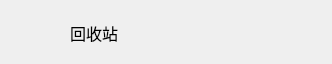
First picture: the form in widget_bin.ui, repository EricGu1001/Ruiji_dev, before the edit.
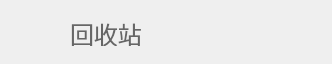
Second picture: the form after the edit. Custom widgets are drawn as their Qt base class.

Diff of the .ui file:
```diff
--- a/widget_bin.ui
+++ b/widget_bin.ui
@@ -13,6 +13,9 @@
   <property name="windowTitle">
    <string>Form</string>
   </property>
+  <property name="styleSheet">
+   <string notr="true">color:rgba(102,102,102,1)</string>
+  </property>
   <widget class="QWidget" name="widget_Bin" native="true">
    <property name="geometry">
     <rect>
@@ -27,13 +30,13 @@
      <rect>
       <x>70</x>
       <y>20</y>
-      <width>91</width>
+      <width>96</width>
       <height>26</height>
      </rect>
     </property>
     <property name="font">
      <font>
-      <pointsize>12</pointsize>
+      <pointsize>18</pointsize>
      </font>
     </property>
     <property name="text">
```
